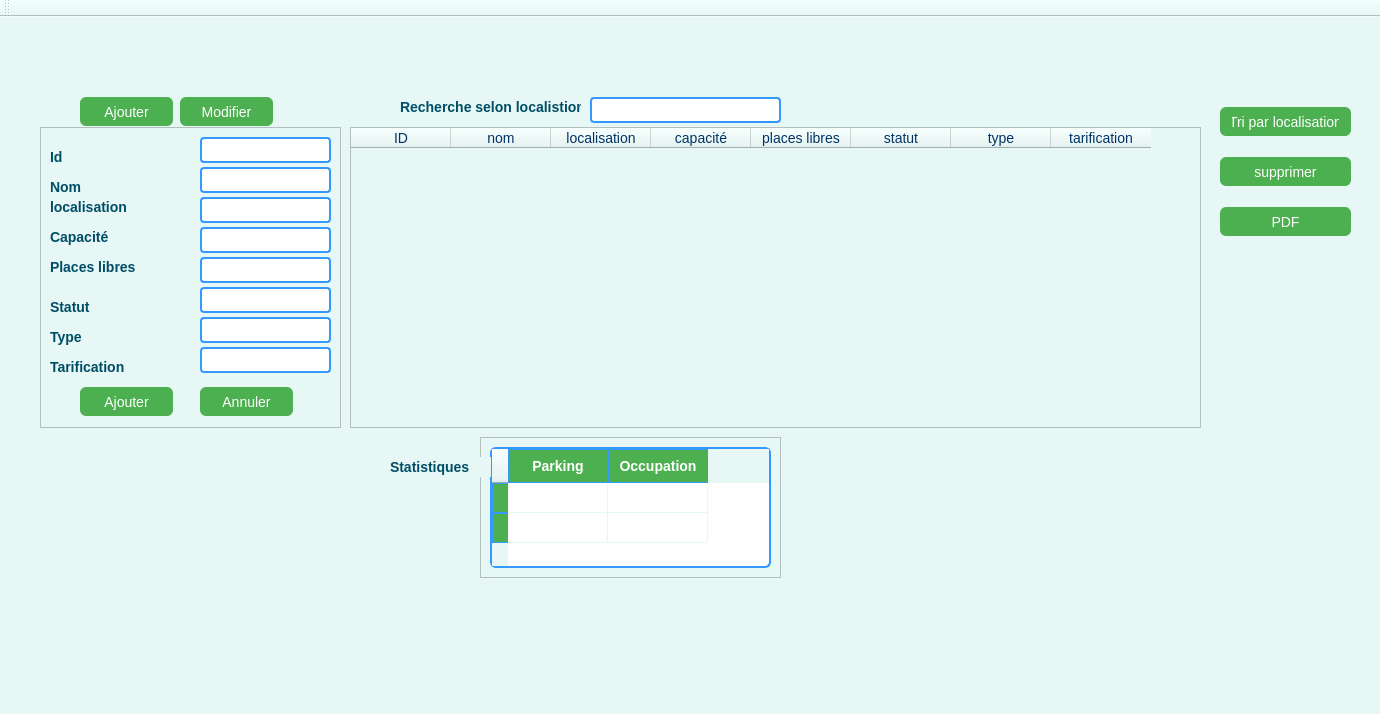
Before: the Qt Designer form mainwindow.ui in Esprit-UP-Algo/projetcpp-2a34-smart-city, drawn with Qt 5.
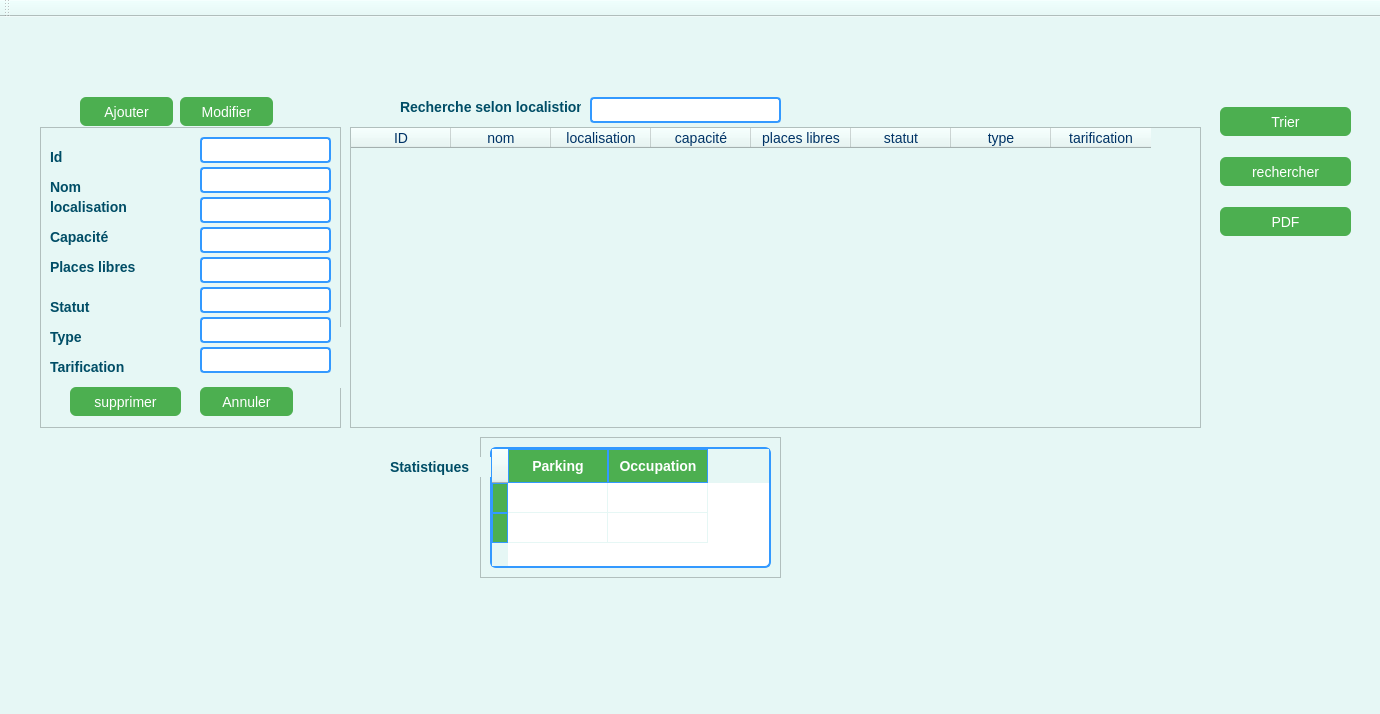
After: the same form once the commit is applied. Icons and pictures are not drawn.

```diff
--- a/mainwindow.ui
+++ b/mainwindow.ui
@@ -250,9 +250,9 @@
    <widget class="QPushButton" name="supprimer_bt">
     <property name="geometry">
      <rect>
-      <x>1220</x>
-      <y>140</y>
-      <width>131</width>
+      <x>70</x>
+      <y>370</y>
+      <width>111</width>
       <height>29</height>
      </rect>
     </property>
@@ -270,7 +270,7 @@
      </rect>
     </property>
     <property name="text">
-     <string>Tri par localisation</string>
+     <string>Trier</string>
     </property>
    </widget>
    <widget class="QLabel" name="label_28">
@@ -437,14 +437,14 @@
    <widget class="QPushButton" name="ajouter_bt_2">
     <property name="geometry">
      <rect>
-      <x>80</x>
-      <y>370</y>
-      <width>93</width>
+      <x>1220</x>
+      <y>140</y>
+      <width>131</width>
       <height>29</height>
      </rect>
     </property>
     <property name="text">
-     <string>Ajouter</string>
+     <string>rechercher</string>
     </property>
    </widget>
    <widget class="QFrame" name="frame_2">
@@ -597,6 +597,7 @@
      <string>Id</string>
     </property>
    </widget>
+   <zorder>tableWidget</zorder>
    <zorder>ajouter_bt</zorder>
    <zorder>modifier_bt_2</zorder>
    <zorder>label_4</zorder>
@@ -606,7 +607,6 @@
    <zorder>tri_bt</zorder>
    <zorder>label_2</zorder>
    <zorder>lineEdit</zorder>
-   <zorder>tableWidget</zorder>
    <zorder>label_9</zorder>
    <zorder>loco_parking</zorder>
    <zorder>pdf_bt</zorder>
```
